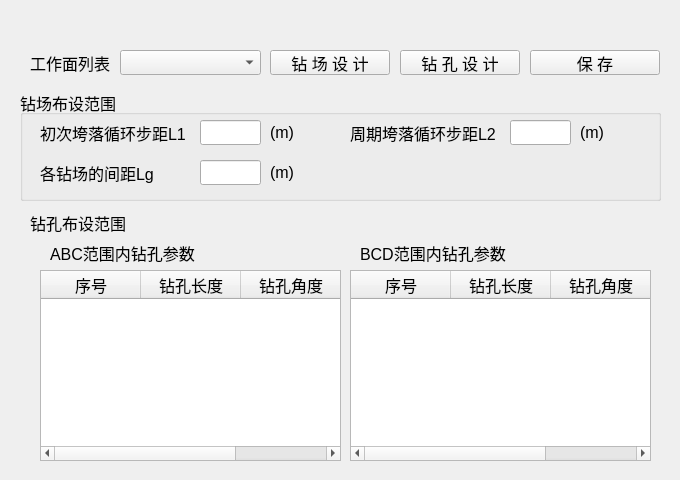
Above: python/cbm/uifiles/high_drilling_design_dlg.ui from wyrover/cbm before the change. Below: the same form after it.
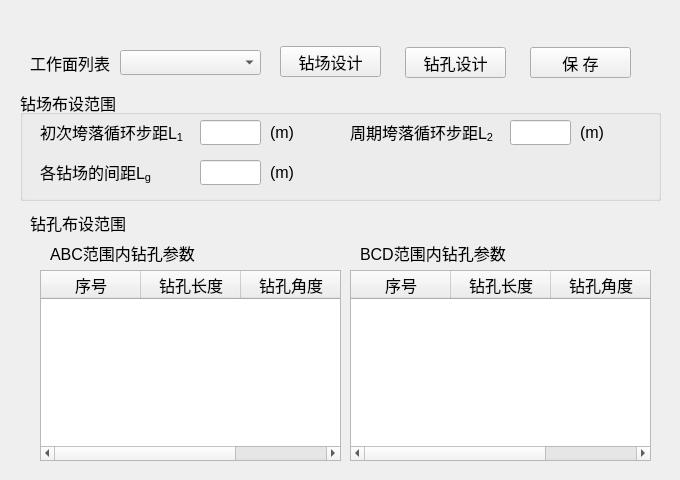
That is the form after the change. Icons and pictures are not drawn.

```diff
--- a/python/cbm/uifiles/high_drilling_design_dlg.ui
+++ b/python/cbm/uifiles/high_drilling_design_dlg.ui
@@ -108,9 +108,9 @@
     <property name="geometry">
      <rect>
       <x>530</x>
-      <y>20</y>
-      <width>130</width>
-      <height>25</height>
+      <y>17</y>
+      <width>101</width>
+      <height>31</height>
      </rect>
     </property>
     <property name="font">
@@ -125,10 +125,10 @@
    <widget class="QPushButton" name="drill_pore">
     <property name="geometry">
      <rect>
-      <x>400</x>
-      <y>20</y>
-      <width>120</width>
-      <height>25</height>
+      <x>405</x>
+      <y>17</y>
+      <width>101</width>
+      <height>31</height>
      </rect>
     </property>
     <property name="font">
@@ -137,7 +137,7 @@
      </font>
     </property>
     <property name="text">
-     <string>钻 孔 设 计</string>
+     <string>钻孔设计</string>
     </property>
    </widget>
    <widget class="QLabel" name="label">
@@ -208,7 +208,7 @@
       </font>
      </property>
      <property name="text">
-      <string>各钻场的间距Lg</string>
+      <string>&lt;html&gt;&lt;head/&gt;&lt;body&gt;&lt;p&gt;各钻场的间距L&lt;span style=&quot; vertical-align:sub;&quot;&gt;g&lt;/span&gt;&lt;/p&gt;&lt;/body&gt;&lt;/html&gt;</string>
      </property>
     </widget>
     <widget class="QLabel" name="label_10">
@@ -226,7 +226,7 @@
       </font>
      </property>
      <property name="text">
-      <string>初次垮落循环步距L1</string>
+      <string>&lt;html&gt;&lt;head/&gt;&lt;body&gt;&lt;p&gt;初次垮落循环步距L&lt;span style=&quot; vertical-align:sub;&quot;&gt;1&lt;/span&gt;&lt;/p&gt;&lt;/body&gt;&lt;/html&gt;</string>
      </property>
     </widget>
     <widget class="QLineEdit" name="l2">
@@ -289,7 +289,7 @@
       </font>
      </property>
      <property name="text">
-      <string>周期垮落循环步距L2</string>
+      <string>&lt;html&gt;&lt;head/&gt;&lt;body&gt;&lt;p&gt;周期垮落循环步距L&lt;span style=&quot; vertical-align:sub;&quot;&gt;2&lt;/span&gt;&lt;/p&gt;&lt;/body&gt;&lt;/html&gt;</string>
      </property>
     </widget>
     <widget class="QLabel" name="label_2">
@@ -353,10 +353,10 @@
    <widget class="QPushButton" name="drill_site">
     <property name="geometry">
      <rect>
-      <x>270</x>
-      <y>20</y>
-      <width>120</width>
-      <height>25</height>
+      <x>280</x>
+      <y>16</y>
+      <width>101</width>
+      <height>31</height>
      </rect>
     </property>
     <property name="font">
@@ -365,7 +365,7 @@
      </font>
     </property>
     <property name="text">
-     <string>钻 场 设 计</string>
+     <string>钻场设计</string>
     </property>
    </widget>
    <widget class="QComboBox" name="work_surf">
```
